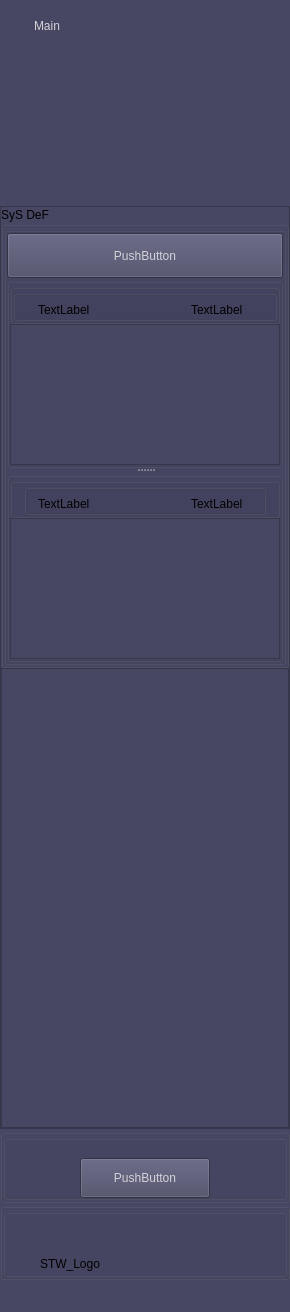
Before: the Qt Designer form opensyde_tool/src/navigable_gui/C_NagNaviBarWidget.ui in openSYDE/openSYDE, drawn with Qt 5.
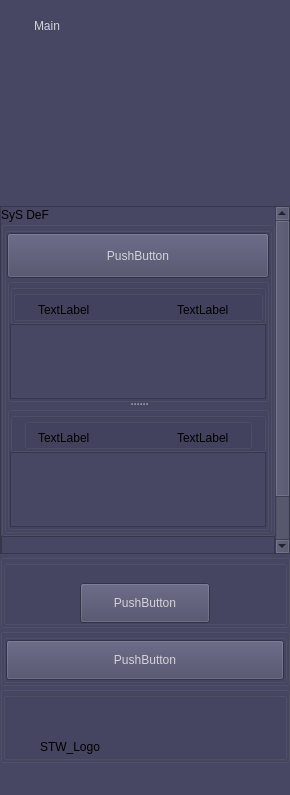
After: the same form once the commit is applied. Custom widgets are drawn as their Qt base class.

The edit to the form file:
```diff
--- a/opensyde_tool/src/navigable_gui/C_NagNaviBarWidget.ui
+++ b/opensyde_tool/src/navigable_gui/C_NagNaviBarWidget.ui
@@ -7,7 +7,7 @@
     <x>0</x>
     <y>0</y>
     <width>290</width>
-    <height>1312</height>
+    <height>795</height>
    </rect>
   </property>
   <property name="sizePolicy">
@@ -255,7 +255,7 @@
     <number>32</number>
    </property>
    <item>
-    <layout class="QVBoxLayout" name="pc_VerticalLayout" stretch="0,0,0,1000,1,0">
+    <layout class="QVBoxLayout" name="pc_VerticalLayout" stretch="0,0,0,1000,1,0,0">
      <property name="spacing">
       <number>0</number>
      </property>
@@ -376,8 +376,8 @@
          <rect>
           <x>0</x>
           <y>0</y>
-          <width>286</width>
-          <height>927</height>
+          <width>269</width>
+          <height>374</height>
          </rect>
         </property>
         <layout class="QVBoxLayout" name="pc_VerticalLayout2" stretch="1,1">
@@ -841,6 +841,76 @@
        </layout>
       </widget>
      </item>
+     <item>
+      <widget class="stw_opensyde_gui_elements::C_OgeGbxNavigationSection" name="pc_GroupBoxOpenCanMonitorOutside">
+       <property name="minimumSize">
+        <size>
+         <width>0</width>
+         <height>50</height>
+        </size>
+       </property>
+       <property name="title">
+        <string/>
+       </property>
+       <layout class="QVBoxLayout" name="verticalLayout_11">
+        <property name="spacing">
+         <number>0</number>
+        </property>
+        <property name="leftMargin">
+         <number>0</number>
+        </property>
+        <property name="topMargin">
+         <number>0</number>
+        </property>
+        <property name="rightMargin">
+         <number>0</number>
+        </property>
+        <property name="bottomMargin">
+         <number>0</number>
+        </property>
+        <item>
+         <widget class="stw_opensyde_gui_elements::C_OgeGbxNavigationTab" name="pc_GroupBoxOpenCanMonitor">
+          <layout class="QHBoxLayout" name="horizontalLayout_6" stretch="1">
+           <property name="spacing">
+            <number>0</number>
+           </property>
+           <property name="leftMargin">
+            <number>0</number>
+           </property>
+           <property name="topMargin">
+            <number>0</number>
+           </property>
+           <property name="rightMargin">
+            <number>0</number>
+           </property>
+           <property name="bottomMargin">
+            <number>0</number>
+           </property>
+           <item>
+            <widget class="stw_opensyde_gui_elements::C_OgePubProjAction" name="pc_PushButtonCanMonitor">
+             <property name="minimumSize">
+              <size>
+               <width>0</width>
+               <height>40</height>
+              </size>
+             </property>
+             <property name="maximumSize">
+              <size>
+               <width>16777215</width>
+               <height>40</height>
+              </size>
+             </property>
+             <property name="text">
+              <string>PushButton</string>
+             </property>
+            </widget>
+           </item>
+          </layout>
+         </widget>
+        </item>
+       </layout>
+      </widget>
+     </item>
      <item>
       <widget class="stw_opensyde_gui_elements::C_OgeGbxNavigationSection" name="groupBox_3">
        <property name="title">
@@ -946,22 +1016,22 @@
    <header>C_OgeGbxTransparent.h</header>
    <container>1</container>
   </customwidget>
-  <customwidget>
-   <class>stw_opensyde_gui_elements::C_OgeGbxNavigationTab</class>
-   <extends>QGroupBox</extends>
-   <header>C_OgeGbxNavigationTab.h</header>
-   <container>1</container>
-  </customwidget>
-  <customwidget>
-   <class>stw_opensyde_gui_elements::C_OgePubProjAction</class>
-   <extends>QPushButton</extends>
-   <header>C_OgePubProjAction.h</header>
-  </customwidget>
   <customwidget>
    <class>stw_opensyde_gui_elements::C_OgeLabGenericNoPaddingNoMargins</class>
    <extends>QLabel</extends>
    <header>C_OgeLabGenericNoPaddingNoMargins.h</header>
   </customwidget>
+  <customwidget>
+   <class>stw_opensyde_gui_elements::C_OgePubProjAction</class>
+   <extends>QPushButton</extends>
+   <header>C_OgePubProjAction.h</header>
+  </customwidget>
+  <customwidget>
+   <class>stw_opensyde_gui_elements::C_OgeGbxNavigationTab</class>
+   <extends>QGroupBox</extends>
+   <header>C_OgeGbxNavigationTab.h</header>
+   <container>1</container>
+  </customwidget>
   <customwidget>
    <class>stw_opensyde_gui_elements::C_OgePubTextOnlyUnderline</class>
    <extends>QPushButton</extends>
```
Left out of the diff: 6 changed lines with no effect on the pictures.
